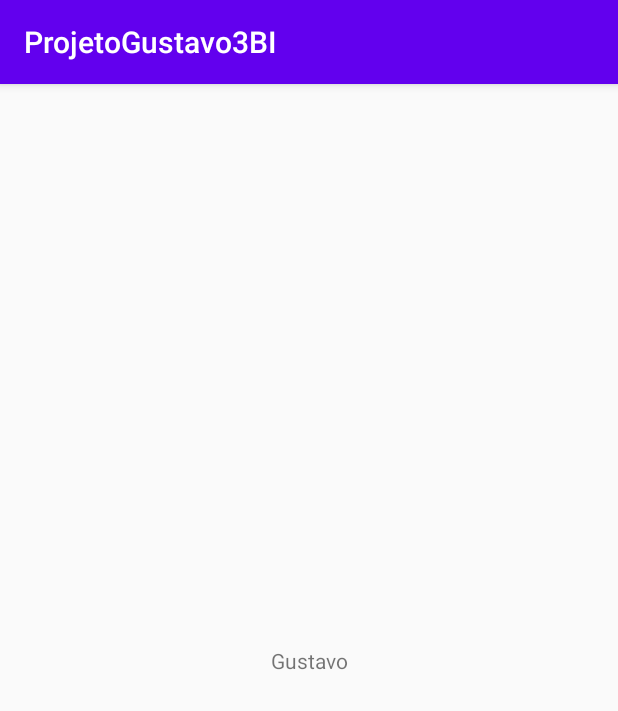
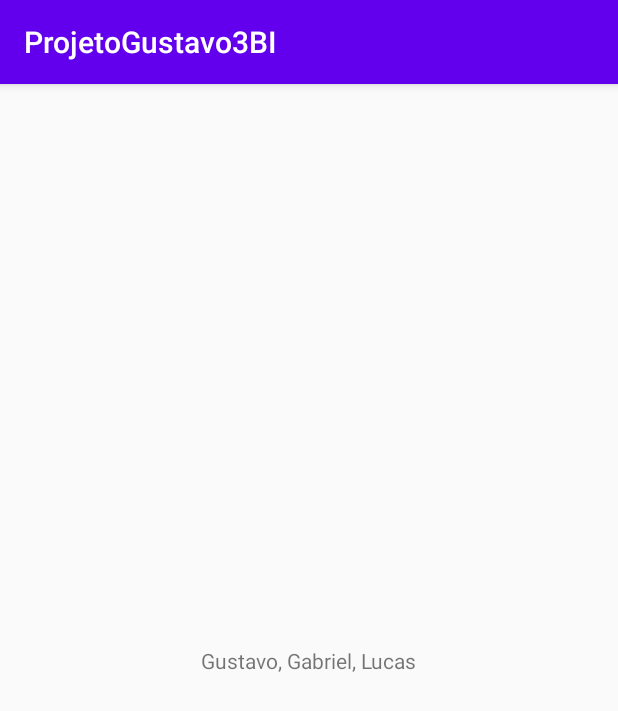
Before and after one commit to GustavoTeixeiraFmm/ProjetoGustavo3BI, an Android app: the screen it shows after launch (MainActivity), on a phone screen of 412 x 824 dp. Shown: the top 711 px of the screen. Run offline under Robolectric (Android 15) with nearby library versions, the phone set to English and light mode, and no system bars.

Commit message:
Update activity_main.xml

```diff
--- a/app/src/main/res/layout/activity_main.xml
+++ b/app/src/main/res/layout/activity_main.xml
@@ -9,7 +9,7 @@
     <TextView
         android:layout_width="wrap_content"
         android:layout_height="wrap_content"
-        android:text="Gustavo"
+        android:text="Gustavo, Gabriel, Lucas"
         app:layout_constraintRight_toRightOf="parent"
         app:layout_constraintBottom_toBottomOf="parent"
         app:layout_constraintLeft_toLeftOf="parent"
```
